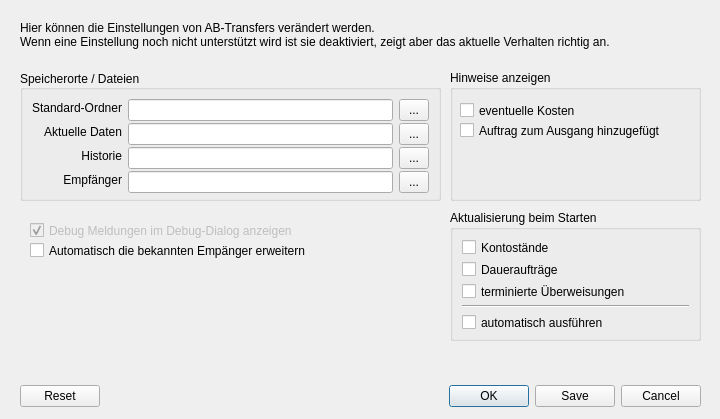
Qt form src/dialogs/dialogsettings.ui (schmufu/abtransfers) before a commit.
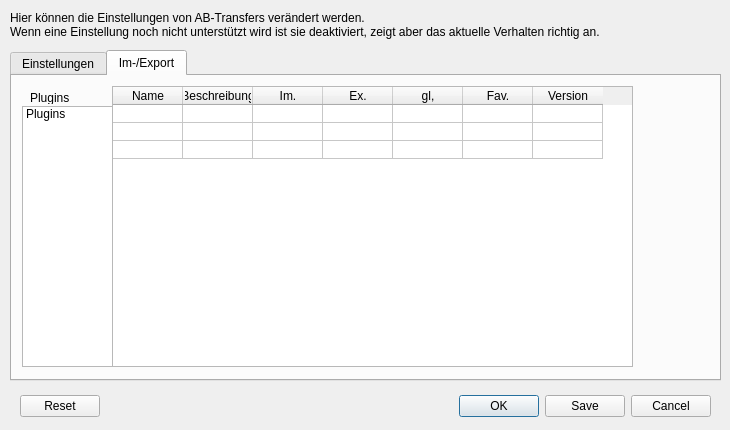
The same form after that commit. Icons and pictures are not drawn.

Commit message:
Export-Profile in den Einstellungen als Favorit markierbar.
Profile für den im-/exoprt können in den Einstellungen als Favorit
markiert werden und werden dann beim Export von "History"-Daten in einem
eigenenen Menü angezeigt.

Dadurch ist ist möglich schnell auf oft verwendete Profile zuzugreifen.

The edit to the form file:
```diff
--- a/src/dialogs/dialogsettings.ui
+++ b/src/dialogs/dialogsettings.ui
@@ -6,8 +6,8 @@
    <rect>
     <x>0</x>
     <y>0</y>
-    <width>720</width>
-    <height>419</height>
+    <width>730</width>
+    <height>430</height>
    </rect>
   </property>
   <property name="windowTitle">
@@ -24,8 +24,8 @@
    <property name="geometry">
     <rect>
      <x>20</x>
-     <y>380</y>
-     <width>681</width>
+     <y>390</y>
+     <width>691</width>
      <height>32</height>
     </rect>
    </property>
@@ -42,8 +42,8 @@
   <widget class="QLabel" name="label">
    <property name="geometry">
     <rect>
-     <x>20</x>
-     <y>20</y>
+     <x>10</x>
+     <y>10</y>
      <width>681</width>
      <height>31</height>
     </rect>
@@ -55,11 +55,73 @@
     <bool>true</bool>
    </property>
   </widget>
+  <widget class="QTabWidget" name="tabWidget">
+   <property name="geometry">
+    <rect>
+     <x>10</x>
+     <y>50</y>
+     <width>711</width>
+     <height>331</height>
+    </rect>
+   </property>
+   <property name="currentIndex">
+    <number>1</number>
+   </property>
+   <widget class="QWidget" name="tab_general">
+    <attribute name="title">
+     <string>Einstellungen</string>
+    </attribute>
+    <widget class="QCheckBox" name="checkBox_autoAddNewRecipients">
+     <property name="geometry">
+      <rect>
+       <x>30</x>
+       <y>180</y>
+       <width>361</width>
+       <height>21</height>
+      </rect>
+     </property>
+     <property name="toolTip">
+      <string>Wenn eine Transaktion durchgeführt wurde und der
+Empfänger noch nicht in den bekannten Empfängern
+vorhanden ist wird dieser automatisch zu diesen
+hinzugefügt.</string>
+     </property>
+     <property name="text">
+      <string>Automatisch die bekannten Empänger erweitern</string>
+     </property>
+    </widget>
+    <widget class="QCheckBox" name="checkBox_debugInfoDialog">
+     <property name="enabled">
+      <bool>false</bool>
+     </property>
+     <property name="geometry">
+      <rect>
+       <x>30</x>
+       <y>160</y>
+       <width>311</width>
+       <height>21</height>
+      </rect>
+     </property>
+     <property name="toolTip">
+      <string>Wenn deaktiviert wird das Debug-Info Fenster deaktiviert und
+die Debug-Ausgaben finden nur noch auf der Konsole statt.
+
+Wenn aktiviert können alle Meldungen die normalerweise nur
+auf der Konsole stattfinden auch in dem Debug-Info Fenster
+angezeigt werden.</string>
+     </property>
+     <property name="text">
+      <string>Debug Meldungen im Debug-Dialog anzeigen</string>
+     </property>
+     <property name="checked">
+      <bool>true</bool>
+     </property>
+    </widget>
   <widget class="QGroupBox" name="groupBox">
    <property name="geometry">
     <rect>
-     <x>20</x>
-     <y>70</y>
+       <x>10</x>
+       <y>10</y>
      <width>421</width>
      <height>131</height>
     </rect>
@@ -263,38 +325,11 @@
     </item>
    </layout>
   </widget>
-  <widget class="QCheckBox" name="checkBox_debugInfoDialog">
-   <property name="enabled">
-    <bool>false</bool>
-   </property>
-   <property name="geometry">
-    <rect>
-     <x>30</x>
-     <y>220</y>
-     <width>311</width>
-     <height>21</height>
-    </rect>
-   </property>
-   <property name="toolTip">
-    <string>Wenn deaktiviert wird das Debug-Info Fenster deaktiviert und
-die Debug-Ausgaben finden nur noch auf der Konsole statt.
-
-Wenn aktiviert können alle Meldungen die normalerweise nur
-auf der Konsole stattfinden auch in dem Debug-Info Fenster
-angezeigt werden.</string>
-   </property>
-   <property name="text">
-    <string>Debug Meldungen im Debug-Dialog anzeigen</string>
-   </property>
-   <property name="checked">
-    <bool>true</bool>
-   </property>
-  </widget>
   <widget class="QGroupBox" name="groupBox_2">
    <property name="geometry">
     <rect>
-     <x>450</x>
-     <y>70</y>
+       <x>440</x>
+       <y>10</y>
      <width>251</width>
      <height>131</height>
     </rect>
@@ -350,30 +385,11 @@
     </property>
    </widget>
   </widget>
-  <widget class="QCheckBox" name="checkBox_autoAddNewRecipients">
-   <property name="geometry">
-    <rect>
-     <x>30</x>
-     <y>240</y>
-     <width>361</width>
-     <height>21</height>
-    </rect>
-   </property>
-   <property name="toolTip">
-    <string>Wenn eine Transaktion durchgeführt wurde und der
-Empfänger noch nicht in den bekannten Empfängern
-vorhanden ist wird dieser automatisch zu diesen
-hinzugefügt.</string>
-   </property>
-   <property name="text">
-    <string>Automatisch die bekannten Empänger erweitern</string>
-   </property>
-  </widget>
   <widget class="QGroupBox" name="groupBox_3">
    <property name="geometry">
     <rect>
-     <x>450</x>
-     <y>210</y>
+       <x>440</x>
+       <y>150</y>
      <width>251</width>
      <height>131</height>
     </rect>
@@ -475,6 +491,143 @@
      </widget>
     </item>
    </layout>
+    </widget>
+   </widget>
+   <widget class="QWidget" name="tab_imexport">
+    <attribute name="title">
+     <string>Im-/Export</string>
+    </attribute>
+    <widget class="QListWidget" name="listWidget_plugins">
+     <property name="geometry">
+      <rect>
+       <x>10</x>
+       <y>30</y>
+       <width>91</width>
+       <height>261</height>
+      </rect>
+     </property>
+     <item>
+      <property name="text">
+       <string>Plugins</string>
+      </property>
+      <property name="flags">
+       <set>NoItemFlags</set>
+      </property>
+     </item>
+    </widget>
+    <widget class="QLabel" name="label_6">
+     <property name="geometry">
+      <rect>
+       <x>18</x>
+       <y>15</y>
+       <width>52</width>
+       <height>13</height>
+      </rect>
+     </property>
+     <property name="text">
+      <string>Plugins</string>
+     </property>
+    </widget>
+    <widget class="QTableWidget" name="tableWidget_profiles">
+     <property name="geometry">
+      <rect>
+       <x>100</x>
+       <y>10</y>
+       <width>521</width>
+       <height>281</height>
+      </rect>
+     </property>
+     <property name="selectionMode">
+      <enum>QAbstractItemView::SingleSelection</enum>
+     </property>
+     <property name="selectionBehavior">
+      <enum>QAbstractItemView::SelectRows</enum>
+     </property>
+     <property name="wordWrap">
+      <bool>false</bool>
+     </property>
+     <property name="rowCount">
+      <number>3</number>
+     </property>
+     <property name="columnCount">
+      <number>7</number>
+     </property>
+     <attribute name="horizontalHeaderDefaultSectionSize">
+      <number>70</number>
+     </attribute>
+     <attribute name="verticalHeaderVisible">
+      <bool>false</bool>
+     </attribute>
+     <attribute name="verticalHeaderDefaultSectionSize">
+      <number>18</number>
+     </attribute>
+     <row/>
+     <row/>
+     <row/>
+     <column>
+      <property name="text">
+       <string>Name</string>
+      </property>
+     </column>
+     <column>
+      <property name="text">
+       <string>Beschreibung</string>
+      </property>
+     </column>
+     <column>
+      <property name="text">
+       <string>Im.</string>
+      </property>
+      <property name="toolTip">
+       <string>Profil kann für den Import verwendet werden</string>
+      </property>
+      <property name="whatsThis">
+       <string>&lt;html&gt;&lt;head/&gt;&lt;body&gt;&lt;p&gt;Profil kann für den Import verwendet werden.&lt;/p&gt;&lt;p&gt;Diese Eigenschaft wird über das Profil gesetzt oder nicht, wenn gesetzt kann dieses Profil für das Importieren von Daten verwendet werden.&lt;/p&gt;&lt;/body&gt;&lt;/html&gt;</string>
+      </property>
+     </column>
+     <column>
+      <property name="text">
+       <string>Ex.</string>
+      </property>
+      <property name="toolTip">
+       <string>Profil kann für den Export verwendet werden.</string>
+      </property>
+      <property name="whatsThis">
+       <string>&lt;html&gt;&lt;head/&gt;&lt;body&gt;&lt;p&gt;Profil kann für den Export verwendet werden.&lt;/p&gt;&lt;p&gt;Diese Eigenschaft wird durch die Beschreibung des Profils gesetzt und kennzeichnet ob ein Profil für den Export von Daten verwendet werden kann oder nicht.&lt;/p&gt;&lt;/body&gt;&lt;/html&gt;</string>
+      </property>
+     </column>
+     <column>
+      <property name="text">
+       <string>gl,</string>
+      </property>
+      <property name="toolTip">
+       <string>Globales Profil</string>
+      </property>
+      <property name="whatsThis">
+       <string>&lt;html&gt;&lt;head/&gt;&lt;body&gt;&lt;p&gt;Globales Profil.&lt;/p&gt;&lt;p&gt;Wenn dieses Profil global ist existiert es unter den Profilen von AqBanking und kann von jedem verwendet aber nicht geändert werden.&lt;/p&gt;&lt;p&gt;Ein nicht globales Profil kann nur durch den aktuellen Benutzer verwendet und auch geändert werden.&lt;/p&gt;&lt;/body&gt;&lt;/html&gt;</string>
+      </property>
+     </column>
+     <column>
+      <property name="text">
+       <string>Fav.</string>
+      </property>
+      <property name="toolTip">
+       <string>Als Favorit verwenden</string>
+      </property>
+      <property name="whatsThis">
+       <string>&lt;html&gt;&lt;head/&gt;&lt;body&gt;&lt;p&gt;Wenn ein Profil als Favorit markiert ist wird es im Context-Menü für den Export separat angezeigt und kann somit schnell gefunden und verwendet werden.&lt;/p&gt;&lt;/body&gt;&lt;/html&gt;</string>
+      </property>
+     </column>
+     <column>
+      <property name="text">
+       <string>Version</string>
+      </property>
+      <property name="toolTip">
+       <string>Die Verison der Profils</string>
+      </property>
+     </column>
+    </widget>
+   </widget>
   </widget>
  </widget>
  <tabstops>
```
Left out of the diff: 14 changed lines with no effect on the pictures. Lines whose indentation alone changed are shown as unchanged. The commit also changes 6 other files.
